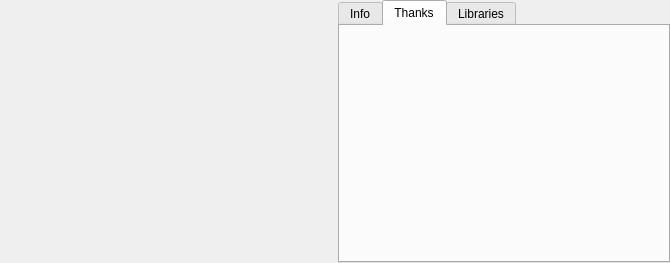
Before: the Qt Designer form xaboutwidget.ui in horsicq/XAboutWidget, drawn with Qt 5.
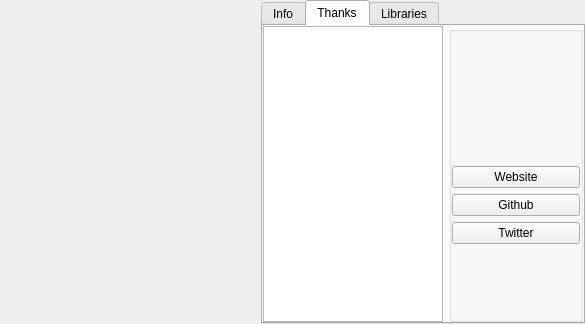
After: the same form once the commit is applied. The open tabs and pages were chosen to show the change.

Diff of the .ui file:
```diff
--- a/xaboutwidget.ui
+++ b/xaboutwidget.ui
@@ -6,8 +6,8 @@
    <rect>
     <x>0</x>
     <y>0</y>
-    <width>670</width>
-    <height>263</height>
+    <width>585</width>
+    <height>324</height>
    </rect>
   </property>
   <property name="windowTitle">
@@ -110,6 +110,113 @@
       <attribute name="title">
        <string>Thanks</string>
       </attribute>
+      <layout class="QHBoxLayout" name="horizontalLayout_3">
+       <property name="leftMargin">
+        <number>0</number>
+       </property>
+       <property name="topMargin">
+        <number>0</number>
+       </property>
+       <property name="rightMargin">
+        <number>0</number>
+       </property>
+       <property name="bottomMargin">
+        <number>0</number>
+       </property>
+       <item>
+        <widget class="QListWidget" name="listWidgetThanks">
+         <property name="sizePolicy">
+          <sizepolicy hsizetype="Preferred" vsizetype="Preferred">
+           <horstretch>0</horstretch>
+           <verstretch>0</verstretch>
+          </sizepolicy>
+         </property>
+         <property name="maximumSize">
+          <size>
+           <width>180</width>
+           <height>16777215</height>
+          </size>
+         </property>
+        </widget>
+       </item>
+       <item>
+        <widget class="QGroupBox" name="groupBoxThanks">
+         <property name="title">
+          <string/>
+         </property>
+         <layout class="QVBoxLayout" name="verticalLayout_3">
+          <property name="leftMargin">
+           <number>0</number>
+          </property>
+          <property name="topMargin">
+           <number>0</number>
+          </property>
+          <property name="rightMargin">
+           <number>0</number>
+          </property>
+          <property name="bottomMargin">
+           <number>0</number>
+          </property>
+          <item>
+           <widget class="QPushButton" name="pushButtonAvatar">
+            <property name="minimumSize">
+             <size>
+              <width>128</width>
+              <height>128</height>
+             </size>
+            </property>
+            <property name="maximumSize">
+             <size>
+              <width>128</width>
+              <height>128</height>
+             </size>
+            </property>
+            <property name="text">
+             <string notr="true"/>
+            </property>
+            <property name="flat">
+             <bool>true</bool>
+            </property>
+           </widget>
+          </item>
+          <item>
+           <widget class="QPushButton" name="pushButtonWebsite">
+            <property name="text">
+             <string>Website</string>
+            </property>
+           </widget>
+          </item>
+          <item>
+           <widget class="QPushButton" name="pushButtonGithub">
+            <property name="text">
+             <string notr="true">Github</string>
+            </property>
+           </widget>
+          </item>
+          <item>
+           <widget class="QPushButton" name="pushButtonTwitter">
+            <property name="text">
+             <string notr="true">Twitter</string>
+            </property>
+           </widget>
+          </item>
+          <item>
+           <spacer name="verticalSpacer">
+            <property name="orientation">
+             <enum>Qt::Vertical</enum>
+            </property>
+            <property name="sizeHint" stdset="0">
+             <size>
+              <width>20</width>
+              <height>40</height>
+             </size>
+            </property>
+           </spacer>
+          </item>
+         </layout>
+        </widget>
+       </item>
+      </layout>
      </widget>
      <widget class="QWidget" name="tabLibraries">
       <attribute name="title">
```
Left out of the diff: 2 changed lines with no effect on the pictures.
